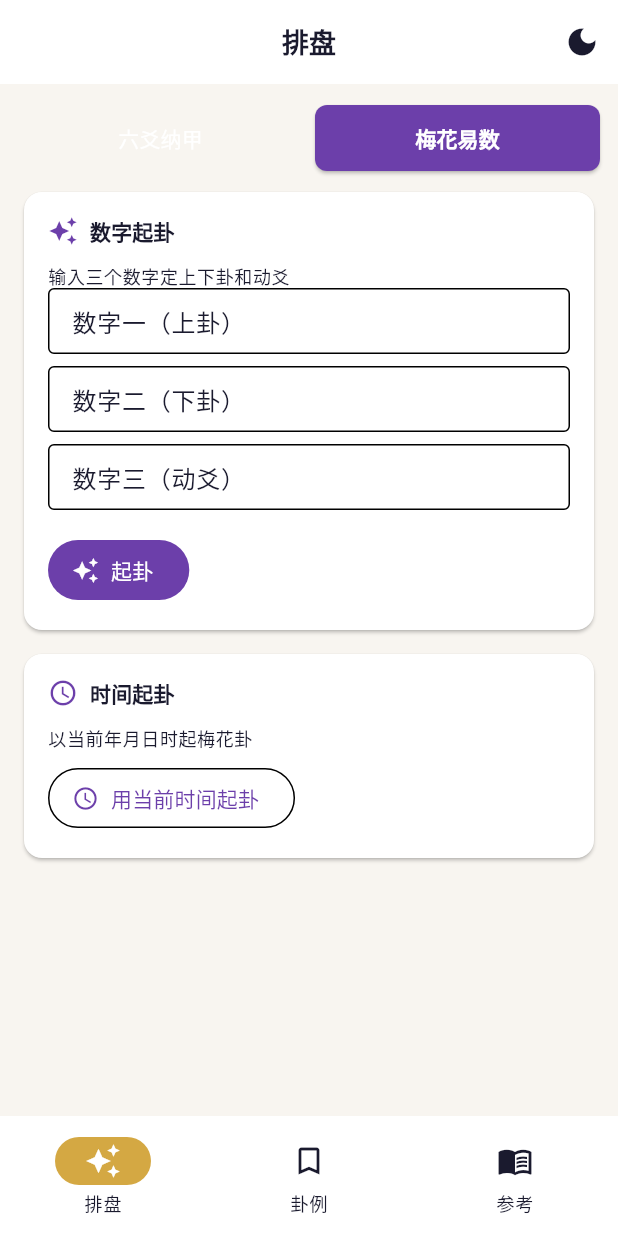
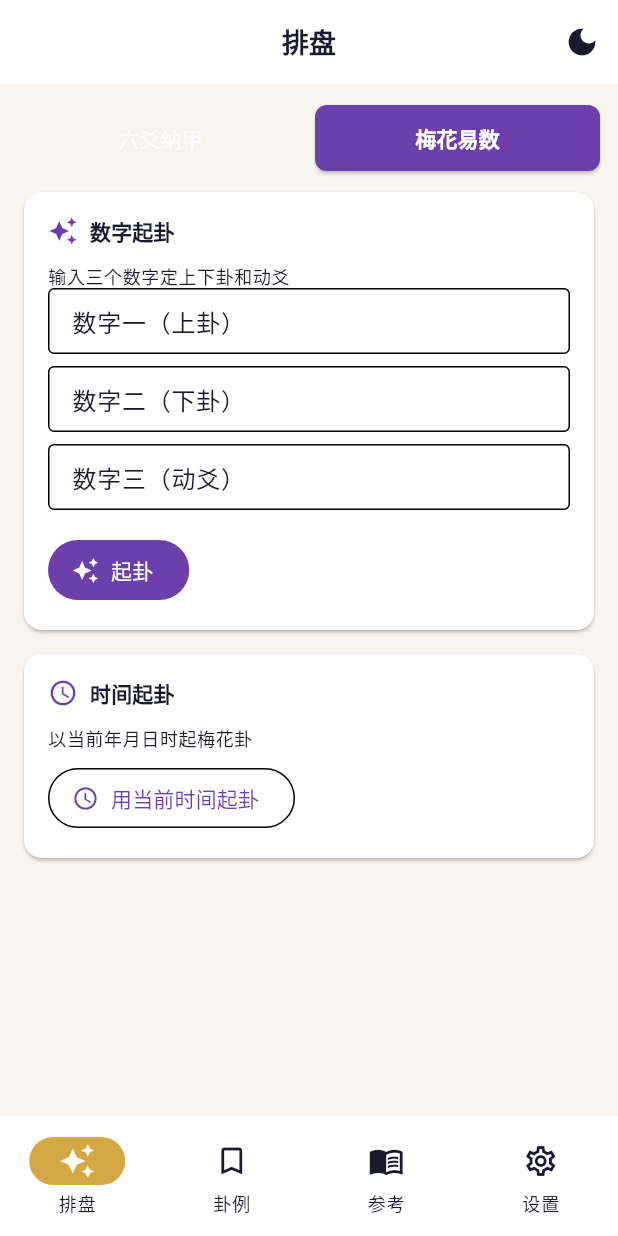
Before and after one commit to starfall-miao/qiankunyi_app, a Flutter app: the screen it shows after launch, after a tap on "梅花易数", on a phone screen of 412 x 824 dp. Run offline on Flutter 3.47's test engine with Material 3 defaults, Android fonts, the phone set to English and light mode, and no system bars; our stand-ins replace drift, shared_preferences; accounts and stored records are empty.

Commit message:
✨ 新增设置页面：主题、字体、排盘规则、显示要素
- 外观：亮/暗/跟随系统、字体主题选择、字号调节
- 排盘规则：日破暗动选项、晚子时切换、辰墓土爻
- 显示要素：天干/纳音/神煞/六神/旺衰/世应/刑冲/返卦开关
- 底部导航栏新增第4个Tab

```diff
--- a/lib/app.dart
+++ b/lib/app.dart
@@ -6,6 +6,7 @@ import 'core/theme/theme_provider.dart';
 import 'features/paipan/views/paipan_page.dart';
 import 'features/cases/views/case_page.dart';
 import 'features/reference/views/reference_page.dart';
+import 'features/settings/settings_page.dart';
 
 /// 乾坤易应用入口 Widget
 class QianKunYiApp extends StatelessWidget {
@@ -43,6 +44,7 @@ class _MainShellState extends State<MainShell> {
     PaipanPage(),
     CasePage(),
     ReferencePage(),
+    SettingsPage(),
   ];
 
   @override
@@ -56,6 +58,7 @@ class _MainShellState extends State<MainShell> {
           NavigationDestination(icon: Icon(Icons.auto_awesome), label: '排盘'),
           NavigationDestination(icon: Icon(Icons.bookmark_outline), label: '卦例'),
           NavigationDestination(icon: Icon(Icons.menu_book_outlined), label: '参考'),
+          NavigationDestination(icon: Icon(Icons.settings_outlined), label: '设置'),
         ],
       ),
     );
--- /dev/null
+++ b/lib/features/settings/settings_page.dart
@@ -0,0 +1,193 @@
+/// 设置页面
+/// 包含主题、字体、排盘规则、显示要素等配置
+library;
+
+import 'package:flutter/material.dart';
+import 'package:provider/provider.dart';
+
+import '../../core/theme/theme_provider.dart';
+import 'settings_model.dart';
+
+class SettingsPage extends StatefulWidget {
+  const SettingsPage({super.key});
+
+  @override
+  State<SettingsPage> createState() => _SettingsPageState();
+}
+
+class _SettingsPageState extends State<SettingsPage> {
+  // 本地设置缓存
+  late FontTheme _fontTheme;
+  late double _fontSize;
+  late RiPoAnDongRule _riPoRule;
+  late bool _wanZiShi;
+  late bool _chenMuTuYao;
+  late DisplaySettings _display;
+
+  @override
+  void initState() {
+    super.initState();
+    _fontTheme = FontTheme.classic;
+    _fontSize = 16;
+    _riPoRule = RiPoAnDongRule.youQing;
+    _wanZiShi = false;
+    _chenMuTuYao = false;
+    _display = DisplaySettings();
+  }
+
+  @override
+  Widget build(BuildContext context) {
+    final theme = Theme.of(context);
+    return Scaffold(
+      appBar: AppBar(title: const Text('设置')),
+      body: ListView(
+        padding: const EdgeInsets.all(12),
+        children: [
+          // ── 外观设置 ──
+          _section(theme, '外观', Icons.palette, [
+            _themeModeTile(theme),
+            _fontThemeTile(theme),
+            _fontSizeTile(theme),
+          ]),
+          const SizedBox(height: 8),
+          // ── 排盘规则 ──
+          _section(theme, '排盘规则', Icons.rule, [
+            _riPoRuleTile(theme),
+            _switchTile(theme, '晚子时切换为次日', _wanZiShi, (v) => setState(() => _wanZiShi = v)),
+            _switchTile(theme, '日令辰墓土爻', _chenMuTuYao, (v) => setState(() => _chenMuTuYao = v)),
+          ]),
+          const SizedBox(height: 8),
+          // ── 显示要素 ──
+          _section(theme, '显示要素', Icons.visibility, [
+            _switchTile(theme, '天干', _display.showTianGan, (v) => setState(() => _display.showTianGan = v)),
+            _switchTile(theme, '纳音', _display.showNaYin, (v) => setState(() => _display.showNaYin = v)),
+            _switchTile(theme, '神煞', _display.showShenSha, (v) => setState(() => _display.showShenSha = v)),
+            _switchTile(theme, '六神（青龙朱雀等）', _display.showLiuShen, (v) => setState(() => _display.showLiuShen = v)),
+            _switchTile(theme, '旺衰（数字量化）', _display.showWangShuai, (v) => setState(() => _display.showWangShuai = v)),
+            _switchTile(theme, '世应', _display.showShiYing, (v) => setState(() => _display.showShiYing = v)),
+            _switchTile(theme, '刑冲合害', _display.showXingChong, (v) => setState(() => _display.showXingChong = v)),
+            _switchTile(theme, '返卦', _display.showFanGua, (v) => setState(() => _display.showFanGua = v)),
+          ]),
+        ],
+      ),
+    );
+  }
+
+  // ── 主题模式 ──
+
+  Widget _themeModeTile(ThemeData theme) {
+    final tp = context.watch<ThemeProvider>();
+    String label;
+    switch (tp.themeMode) {
+      case ThemeMode.light: label = '亮色'; break;
+      case ThemeMode.dark: label = '暗色'; break;
+      default: label = '跟随系统';
+    }
+    return ListTile(
+      leading: const Icon(Icons.brightness_6),
+      title: const Text('主题模式'),
+      trailing: SegmentedButton<ThemeMode>(
+        segments: const [
+          ButtonSegment(value: ThemeMode.light, label: Text('亮')),
+          ButtonSegment(value: ThemeMode.dark, label: Text('暗')),
+          ButtonSegment(value: ThemeMode.system, label: Text('系统')),
+        ],
+        selected: {tp.themeMode},
+        onSelectionChanged: (s) => tp.setThemeMode(s.first),
+      ),
+    );
+  }
+
+  // ── 字体主题 ──
+
+  Widget _fontThemeTile(ThemeData theme) {
+    return ListTile(
+      leading: const Icon(Icons.font_download),
+      title: const Text('字体主题'),
+      subtitle: Text(_fontTheme.label),
+      trailing: DropdownButton<FontTheme>(
+        value: _fontTheme,
+        underline: const SizedBox(),
+        items: FontTheme.values.map((f) => DropdownMenuItem(
+          value: f,
+          child: Text(f.label, style: TextStyle(fontFamily: f.fontFamily)),
+        )).toList(),
+        onChanged: (v) {
+          if (v != null) setState(() => _fontTheme = v);
+        },
+      ),
+    );
+  }
+
+  // ── 字号 ──
+
+  Widget _fontSizeTile(ThemeData theme) {
+    return ListTile(
+      leading: const Icon(Icons.text_fields),
+      title: const Text('字号'),
+      subtitle: Text('${_fontSize.toInt()}px'),
+      trailing: SizedBox(
+        width: 200,
+        child: Slider(
+          value: _fontSize,
+          min: 12,
+          max: 24,
+          divisions: 12,
+          label: '${_fontSize.toInt()}px',
+          onChanged: (v) => setState(() => _fontSize = v),
+        ),
+      ),
+    );
+  }
+
+  // ── 日破暗动规则 ──
+
+  Widget _riPoRuleTile(ThemeData theme) {
+    return ListTile(
+      leading: const Icon(Icons.rule),
+      title: const Text('日破暗动规则'),
+      trailing: DropdownButton<RiPoAnDongRule>(
+        value: _riPoRule,
+        underline: const SizedBox(),
+        items: RiPoAnDongRule.values.map((r) => DropdownMenuItem(
+          value: r,
+          child: Text(r.label),
+        )).toList(),
+        onChanged: (v) {
+          if (v != null) setState(() => _riPoRule = v);
+        },
+      ),
+    );
+  }
+
+  // ── 开关 ──
+
+  Widget _switchTile(ThemeData theme, String title, bool value, ValueChanged<bool> onChanged) {
+    return SwitchListTile(
+      title: Text(title, style: theme.textTheme.bodyMedium),
+      value: value,
+      onChanged: onChanged,
+    );
+  }
+
+  // ── 分组 ──
+
+  Widget _section(ThemeData theme, String title, IconData icon, List<Widget> children) {
+    return Card(
+      child: Column(
+        crossAxisAlignment: CrossAxisAlignment.start,
+        children: [
+          Padding(
+            padding: const EdgeInsets.fromLTRB(16, 12, 16, 4),
+            child: Row(children: [
+              Icon(icon, size: 18, color: theme.colorScheme.primary),
+              const SizedBox(width: 8),
+              Text(title, style: theme.textTheme.titleSmall?.copyWith(fontWeight: FontWeight.bold)),
+            ]),
+          ),
+          ...children,
+        ],
+      ),
+    );
+  }
+}
```
Also changed, not shown: lib/features/settings/settings_model.dart (added, +75 -0 lines).
